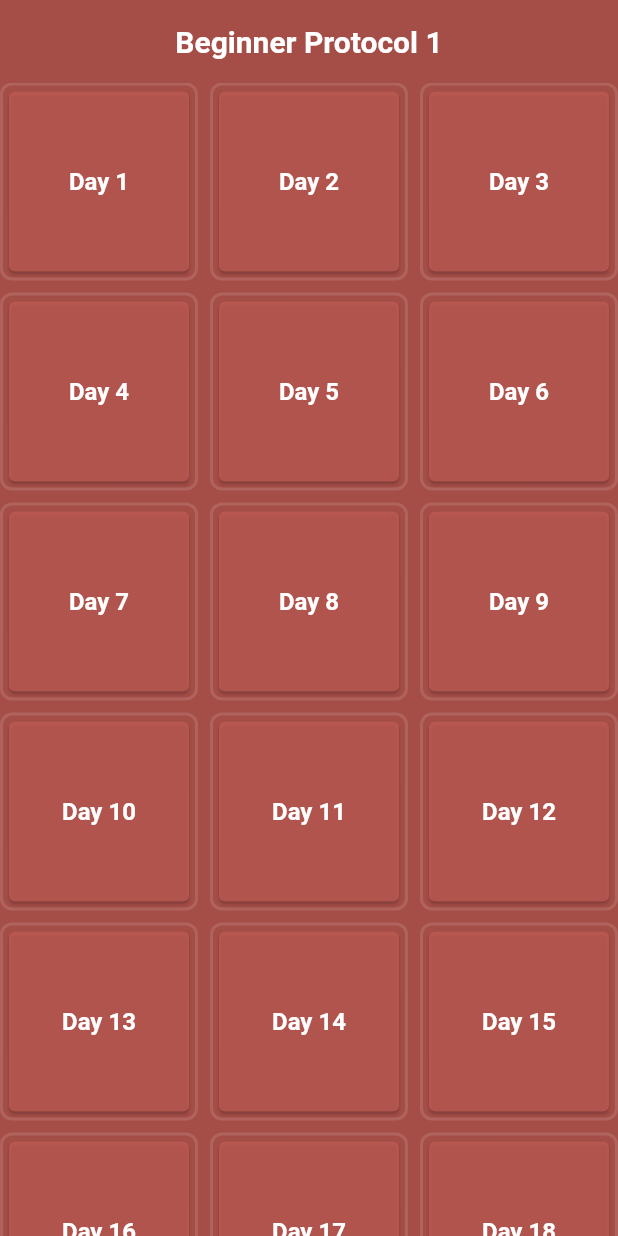
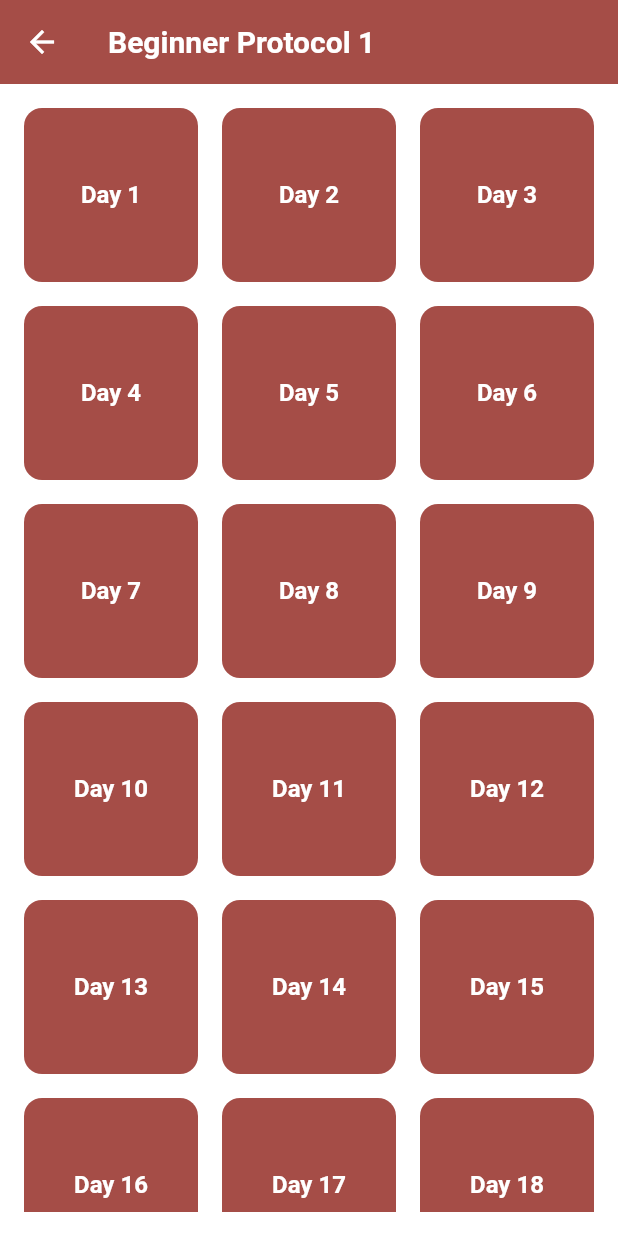
Before and after one commit to Emissary-Of-Desolation/pantheonpulse, a Flutter app: the screen it shows after launch, after a tap on "Beginner Protocol 1 (Day 1 to Day 30)", on a phone screen of 412 x 824 dp. Run offline on Flutter 3.47's test engine with Material 2 defaults, Android fonts, the light colour scheme and no system bars; project files that could hold a hidden picture were left out.

Commit message:
UI adjustments

```diff
--- a/lib/home_page.dart
+++ b/lib/home_page.dart
@@ -15,13 +15,13 @@ class HomePage extends StatelessWidget {
             mainAxisAlignment: MainAxisAlignment.spaceEvenly,
             crossAxisAlignment: CrossAxisAlignment.start,
             children: [
-              const SizedBox(height: 10),
+              const SizedBox(height: 20),
               const Text(
-                'Welcome,',
+                'Welcome to\nPantheon Pulse',
                 style: TextStyle(
                   color: Color.fromARGB(179, 255, 219, 219),
                   fontFamily: 'Bangers Regular',
-                  fontSize: 63,
+                  fontSize: 50,
                   fontWeight: FontWeight.bold,
                   height: 1,
                   letterSpacing: 7,
--- a/lib/protocol_page.dart
+++ b/lib/protocol_page.dart
@@ -24,47 +24,41 @@ class ProtocolPage extends StatelessWidget {
   @override
   Widget build(BuildContext context) {
     return Scaffold(
-      backgroundColor: const Color.fromARGB(255, 165, 77, 71),
-      body: SafeArea(
-        child: Column(
-          children: [
-            Container(
-              color: const Color.fromARGB(255, 165, 77, 71),
-              padding: const EdgeInsets.symmetric(vertical: 16.0),
-              alignment: Alignment.center,
-              child: Text(
+      backgroundColor: Colors.white, // Changed background color to white
+      appBar: AppBar(
+        backgroundColor: const Color.fromARGB(255, 165, 77, 71), // Custom app bar color
+        title: Text(
           'Beginner Protocol $protocolNumber',
-                style: const TextStyle(
+          style: TextStyle(
             color: Colors.white,
             fontSize: 20,
             fontWeight: FontWeight.bold,
           ),
         ),
+        elevation: 0, // Removed app bar elevation
       ),
-            Expanded(
+      body: Padding(
+        padding: const EdgeInsets.all(16.0),
         child: GridView.builder(
-                gridDelegate: const SliverGridDelegateWithFixedCrossAxisCount(
+          gridDelegate: SliverGridDelegateWithFixedCrossAxisCount(
             crossAxisCount: 3,
-                  crossAxisSpacing: 8.0,
-                  mainAxisSpacing: 8.0,
+            crossAxisSpacing: 16.0, // Increased spacing
+            mainAxisSpacing: 16.0, // Increased spacing
           ),
           itemCount: endDay - startDay + 1,
           itemBuilder: (context, index) {
             final day = startDay + index;
             return GestureDetector(
-                    onTap: () =>
-                        _navigateToWorkout(context, protocolNumber, day),
+              onTap: () => _navigateToWorkout(context, protocolNumber, day),
               child: Container(
                 decoration: BoxDecoration(
-                        border: Border.all(color: Colors.white12, width: 2.0),
-                        borderRadius: BorderRadius.circular(8.0),
+                  borderRadius: BorderRadius.circular(12.0),
+                  color: const Color.fromARGB(255, 165, 77, 71), // Custom card color
                 ),
-                      child: Card(
-                        color: const Color.fromARGB(211, 189, 90, 83),
                 child: Center(
                   child: Text(
                     'Day $day',
-                            style: const TextStyle(
+                    style: TextStyle(
                       color: Colors.white,
                       fontSize: 16,
                       fontWeight: FontWeight.bold,
@@ -72,12 +66,8 @@ class ProtocolPage extends StatelessWidget {
                   ),
                 ),
               ),
-                    ),
             );
           },
-              ),
-            ),
-          ],
         ),
       ),
     );
```
Also changed, not shown: lib/workout_page.dart (+27 -20 lines). Lines whose indentation alone changed are shown as unchanged.
